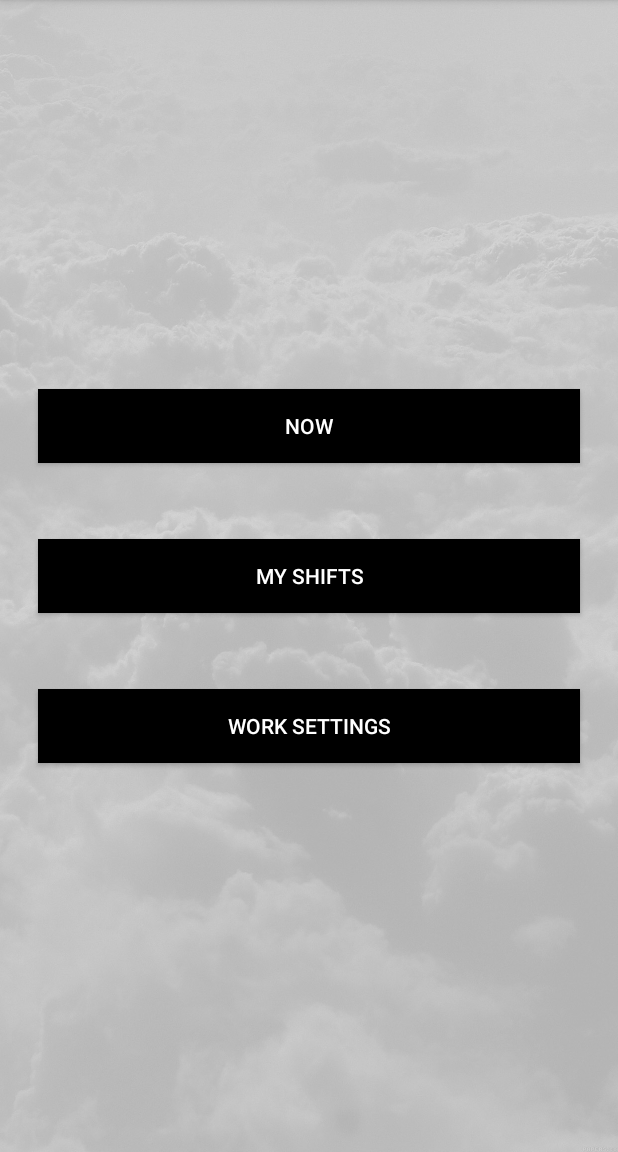
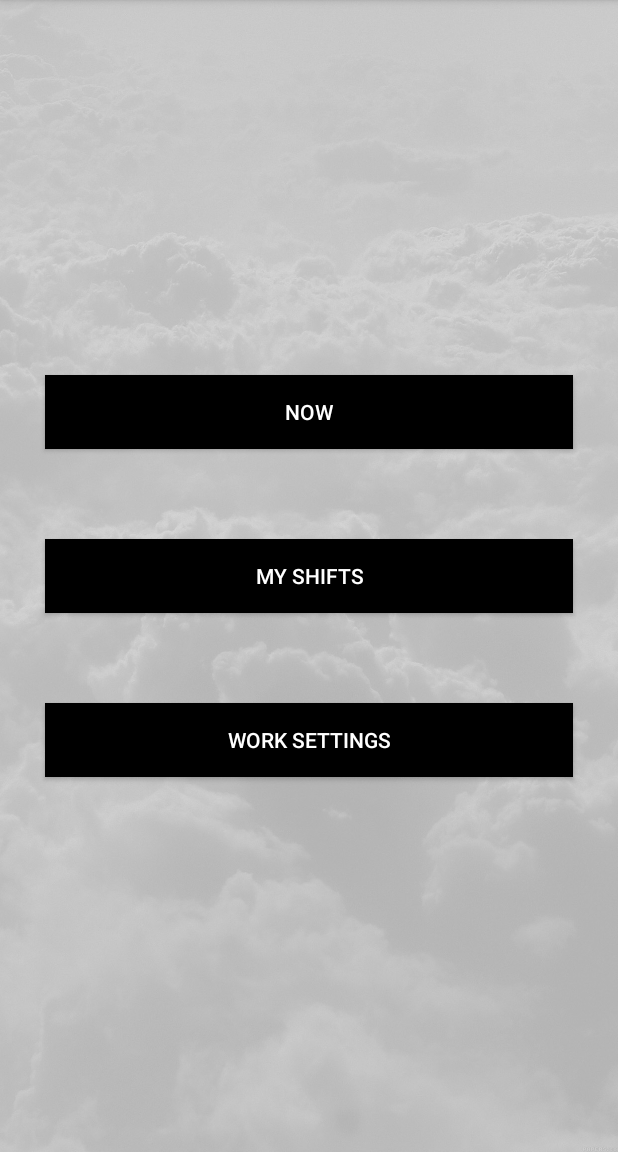
Before and after one commit to mayahaddad/MayaAoc2019final, an Android app: the MainActivity screen opened directly, with no data from a screen before it, on a phone screen of 412 x 824 dp, the part 84-1236 px from its top. Run offline under Robolectric (Android 15) with nearby library versions, the phone set to English and light mode, and no system bars.

Commit message:
fixed erros

```diff
--- a/app/src/main/AndroidManifest.xml
+++ b/app/src/main/AndroidManifest.xml
@@ -1,6 +1,7 @@
 <?xml version="1.0" encoding="utf-8"?>
 <manifest xmlns:android="http://schemas.android.com/apk/res/android"
     package="y2019.aoc.maya.mayaaoc2019">
+    <uses-permission android:name="android.permission.INTERNET"/>
 
     <application
         android:allowBackup="true"
@@ -21,7 +22,7 @@
         <activity android:name=".HomePageActivity" />
         <activity android:name=".MyWorkActivity" />
         <activity android:name=".MyShiftsActivity" />
-        <activity android:name=".HomeActivity" />
+
         <activity android:name=".MainActivity" />
         <activity android:name=".MyShiftsListActivity" />
         <activity android:name=".ListActivity" />
--- a/app/src/main/java/y2019/aoc/maya/mayaaoc2019/HomePageActivity.java
+++ b/app/src/main/java/y2019/aoc/maya/mayaaoc2019/HomePageActivity.java
@@ -37,7 +37,7 @@ public class HomePageActivity extends AppCompatActivity implements View.OnClickL
         startShift = findViewById(R.id.buttonStartShift);
         startShift.setOnClickListener(this);
 
-        tvTotalTime = findViewById(R.id.textViewShiftTime);
+        //tvTotalTime = findViewById(R.id.textViewShiftTime);
 
     }
 
--- a/app/src/main/java/y2019/aoc/maya/mayaaoc2019/MyShiftsActivity.java
+++ b/app/src/main/java/y2019/aoc/maya/mayaaoc2019/MyShiftsActivity.java
@@ -26,12 +26,12 @@ public class MyShiftsActivity extends AppCompatActivity {
         setContentView(R.layout.activity_my_shifts);
 
         shifts = new ArrayList<>();
-        /*shifts.add(new Shifts(new Date(), "13:00", "20:00", "456"));
+        shifts.add(new Shifts(new Date(), "13:00", "20:00", "456"));
         shifts.add(new Shifts(new Date(), "13:00", "20:00", "456"));
         shifts.add(new Shifts(new Date(), "13:00", "20:00", "555"));
         shifts.add(new Shifts(new Date(), "13:00", "20:00", "456"));
         shifts.add(new Shifts(new Date(), "13:00", "20:00", "456"));
-*/
+
         shiftList = findViewById(R.id.ShiftListView);
         adapter2 = new CustomAdapter2(this, R.layout.shift_item, shifts);
         shiftList.setAdapter(adapter2);
--- a/app/src/main/java/y2019/aoc/maya/mayaaoc2019/SignUpActivity.java
+++ b/app/src/main/java/y2019/aoc/maya/mayaaoc2019/SignUpActivity.java
@@ -31,9 +31,9 @@ public class SignUpActivity extends AppCompatActivity implements View.OnClickLis
         mAuth = FirebaseAuth.getInstance();
         editTextEmail = findViewById(R.id.editTextEmail);
         editTextPassword = findViewById(R.id.editTextPassword);
-        editTextHourlyWages = findViewById(R.id.editTextHourlyWages);
+        //editTextHourlyWages = findViewById(R.id.editTextHourlyWages);
         editTextConfirmPassword = findViewById(R.id.editTextConfirmPassword);
-        editTextBreak = findViewById(R.id.editTextBreak);
+     //   editTextBreak = findViewById(R.id.editTextBreak);
 
 
         buttonSignUp = findViewById(R.id.buttonSignUp2);
--- a/app/src/main/res/layout/activity_main.xml
+++ b/app/src/main/res/layout/activity_main.xml
@@ -14,7 +14,7 @@
         android:id="@+id/buttonNow"
         android:layout_width="match_parent"
         android:layout_height="wrap_content"
-        android:layout_margin="25dp"
+        android:layout_margin="30dp"
         android:background="@drawable/main_buttons"
         android:text="Now"
         android:textColor="#FFFFFF" />
@@ -23,7 +23,7 @@
         android:id="@+id/buttonMyShifts"
         android:layout_width="match_parent"
         android:layout_height="wrap_content"
-        android:layout_margin="25dp"
+        android:layout_margin="30dp"
         android:background="@drawable/main_buttons"
         android:text="My Shifts"
         android:textColor="#FFFFFF" />
@@ -32,7 +32,7 @@
         android:id="@+id/buttonWorkSettings"
         android:layout_width="match_parent"
         android:layout_height="wrap_content"
-        android:layout_margin="25dp"
+        android:layout_margin="30dp"
         android:background="@drawable/main_buttons"
         android:text="Work Settings"
         android:textColor="#FFFFFF" />
--- a/app/src/main/res/layout/activity_my_work.xml
+++ b/app/src/main/res/layout/activity_my_work.xml
@@ -13,6 +13,7 @@
         android:id="@+id/hourlyWagetext"
         android:layout_width="wrap_content"
         android:layout_height="wrap_content"
+        android:layout_margin="25dp"
         android:ems="10"
         android:hint="hourlyWage"
         android:inputType="number" />
@@ -21,6 +22,7 @@
         android:id="@+id/breakTimeText"
         android:layout_width="wrap_content"
         android:layout_height="wrap_content"
+        android:layout_margin="25dp"
         android:ems="10"
         android:hint="breakTime"
         android:inputType="time" />
```
Also changed, not shown: app/src/main/res/layout/activity_home_page.xml (+8 -10 lines).
